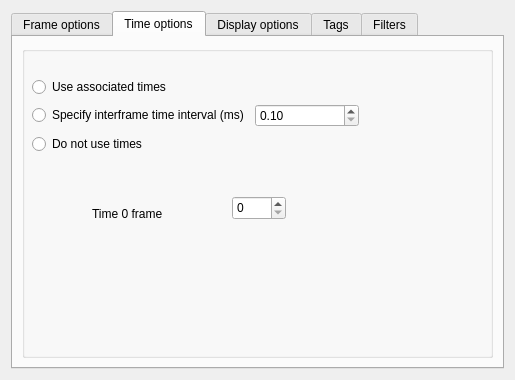
Qt form ProcessOptionsGui.ui (fedeceri85/robopy2) before a commit.
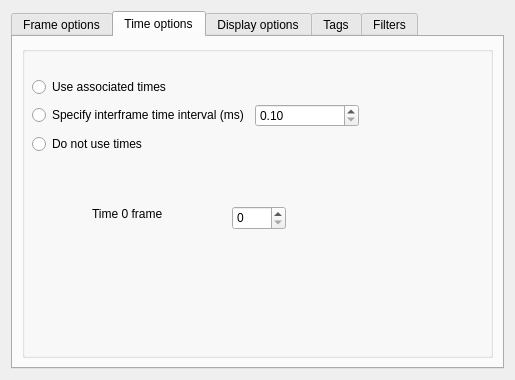
The same form after that commit. The open tabs and pages were chosen to show the change.

The edit to the form file:
```diff
--- a/ProcessOptionsGui.ui
+++ b/ProcessOptionsGui.ui
@@ -241,11 +241,14 @@
           <property name="geometry">
            <rect>
             <x>210</x>
-            <y>150</y>
+            <y>160</y>
             <width>54</width>
             <height>24</height>
            </rect>
           </property>
+          <property name="maximum">
+           <number>1000000</number>
+          </property>
          </widget>
          <widget class="QLabel" name="label_3">
           <property name="geometry">
```
Left out of the diff: 2 changed lines with no effect on the pictures.
